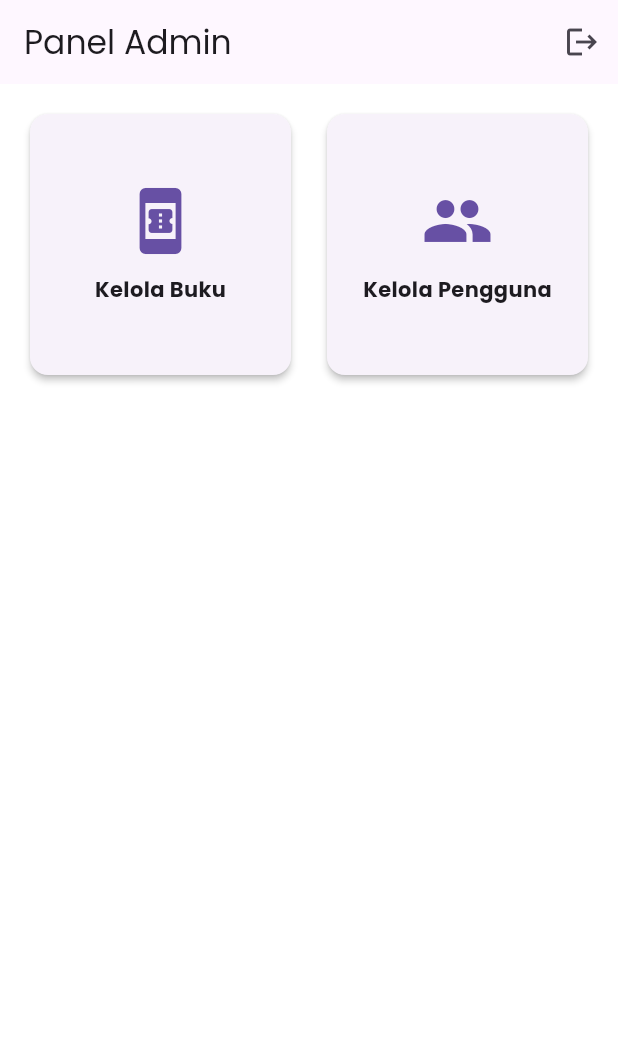
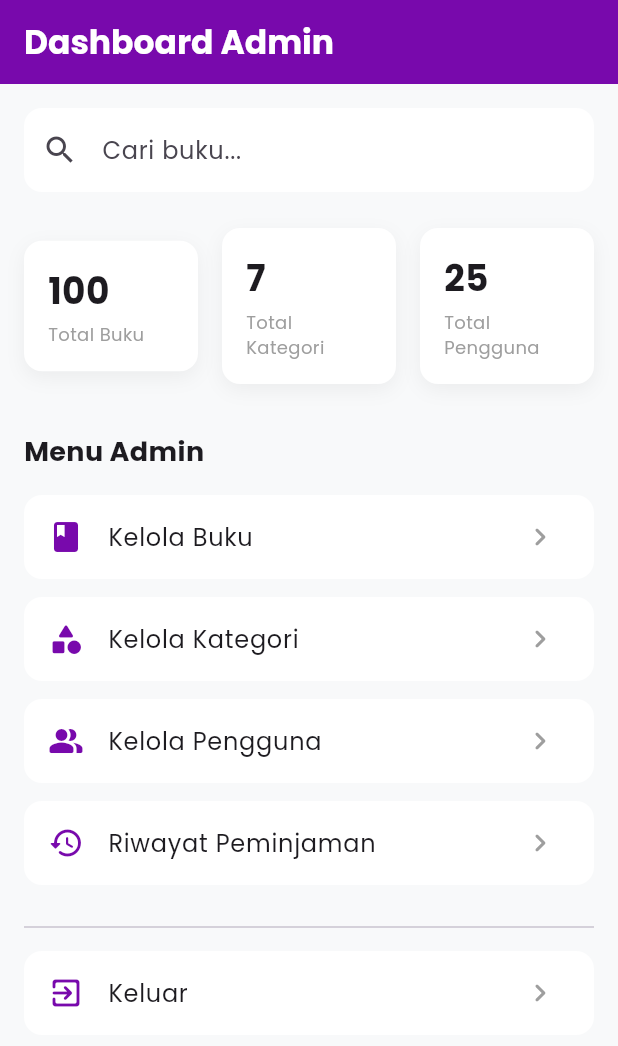
Before and after one commit to bagas74/booksy, a Flutter app: the AdminHomeScreen screen opened directly, on a phone screen of 412 x 824 dp. Shown: the top 1046 px of the screen. Run offline on Flutter 3.47's test engine with Material 3 defaults, Android fonts, the phone set to English and light mode, and no system bars; our stand-ins replace cached_network_image, carousel_slider, image_picker, shared_preferences, supabase_flutter; accounts and stored records are empty.

Commit message:
admin home screen

```diff
--- a/lib/admin/screens/admin_home_screen.dart
+++ b/lib/admin/screens/admin_home_screen.dart
@@ -1,41 +1,118 @@
+// lib/admin/screens/admin_home_screen.dart
+
 import 'package:flutter/material.dart';
-import 'admin_manage_books_screen.dart';
+import '../../config/config.dart'; // Pastikan import AppColors
 import '../../services/auth_service.dart';
 import '../../screens/login_screen.dart';
+import 'admin_manage_books_screen.dart';
 
-class AdminHomeScreen extends StatelessWidget {
+class AdminHomeScreen extends StatefulWidget {
   const AdminHomeScreen({super.key});
 
   @override
-  Widget build(BuildContext context) {
-    return Scaffold(
-      appBar: AppBar(
-        title: const Text('Panel Admin'),
-        actions: [
-          IconButton(
-            icon: const Icon(Icons.logout),
+  State<AdminHomeScreen> createState() => _AdminHomeScreenState();
+}
+
+class _AdminHomeScreenState extends State<AdminHomeScreen> {
+  // Nanti kita akan isi data ini dari Supabase
+  final String _totalBuku = "100";
+  final String _totalKategori = "7";
+  final String _totalPengguna = "25";
+
+  // Fungsi untuk logout
+  Future<void> _logout() async {
+    await showDialog(
+      context: context,
+      builder: (BuildContext context) {
+        return AlertDialog(
+          title: const Text('Konfirmasi Keluar'),
+          content: const Text('Apakah Anda yakin ingin keluar?'),
+          actions: <Widget>[
+            TextButton(
+              child: const Text('Batal'),
+              onPressed: () {
+                Navigator.of(context).pop(); // Tutup dialog
+              },
+            ),
+            TextButton(
+              child: const Text('Keluar'),
               onPressed: () async {
-              // Logika logout bisa dipanggil dari sini juga
+                Navigator.of(context).pop(); // Tutup dialog sebelum navigasi
                 await AuthService().signOut();
-              if (context.mounted) {
+                if (mounted) {
                   Navigator.of(context).pushAndRemoveUntil(
-                  MaterialPageRoute(builder: (context) => const LoginScreen()),
+                    MaterialPageRoute(
+                      builder: (context) => const LoginScreen(),
+                    ),
                     (route) => false,
                   );
                 }
               },
             ),
           ],
+        );
+      },
+    );
+  }
+
+  @override
+  Widget build(BuildContext context) {
+    return Scaffold(
+      // Atur warna latar belakang utama
+      backgroundColor: const Color(0xFFF8F9FA),
+      appBar: AppBar(
+        // AppBar dengan gaya dari desain
+        title: const Text(
+          'Dashboard Admin',
+          style: TextStyle(color: Colors.white, fontWeight: FontWeight.bold),
         ),
-      body: GridView.count(
-        crossAxisCount: 2,
+        backgroundColor: AppColors.primary, // Gunakan warna ungu dari AppColors
+        elevation: 0,
+        automaticallyImplyLeading: false, // Menghilangkan tombol back
+      ),
+      body: SingleChildScrollView(
+        child: Padding(
           padding: const EdgeInsets.all(16.0),
-        mainAxisSpacing: 16,
-        crossAxisSpacing: 16,
+          child: Column(
+            crossAxisAlignment: CrossAxisAlignment.start,
             children: [
-          _buildAdminMenuCard(
-            context: context,
-            icon: Icons.book_online,
+              // Search Bar
+              TextField(
+                decoration: InputDecoration(
+                  hintText: 'Cari buku...',
+                  prefixIcon: const Icon(Icons.search),
+                  filled: true,
+                  fillColor: Colors.white,
+                  border: OutlineInputBorder(
+                    borderRadius: BorderRadius.circular(12),
+                    borderSide: BorderSide.none,
+                  ),
+                ),
+              ),
+              const SizedBox(height: 24),
+
+              // Kartu Statistik
+              Row(
+                children: [
+                  _buildStatCard(_totalBuku, 'Total Buku'),
+                  const SizedBox(width: 16),
+                  _buildStatCard(_totalKategori, 'Total Kategori'),
+                  const SizedBox(width: 16),
+                  _buildStatCard(_totalPengguna, 'Total Pengguna'),
+                ],
+              ),
+              const SizedBox(height: 32),
+
+              // Judul Menu
+              const Text(
+                'Menu Admin',
+                style: TextStyle(fontSize: 18, fontWeight: FontWeight.bold),
+              ),
+              const SizedBox(height: 16),
+
+              // Daftar Menu
+              _buildMenuItem(
+                icon: Icons.book_rounded,
                 title: 'Kelola Buku',
                 onTap: () {
                   Navigator.push(
@@ -46,40 +123,90 @@ class AdminHomeScreen extends StatelessWidget {
                   );
                 },
               ),
-          _buildAdminMenuCard(
-            context: context,
-            icon: Icons.people,
+              _buildMenuItem(
+                icon: Icons.category_rounded,
+                title: 'Kelola Kategori',
+                onTap: () {
+                  /* TODO: Navigasi ke halaman kelola kategori */
+                },
+              ),
+              _buildMenuItem(
+                icon: Icons.people_alt_rounded,
                 title: 'Kelola Pengguna',
                 onTap: () {
-              // TODO: Arahkan ke halaman kelola pengguna
+                  /* TODO: Navigasi ke halaman kelola pengguna */
                 },
               ),
-          // Tambahkan menu lain di sini nanti
+              _buildMenuItem(
+                icon: Icons.history_rounded,
+                title: 'Riwayat Peminjaman',
+                onTap: () {
+                  /* TODO: Navigasi ke halaman riwayat */
+                },
+              ),
+              const Divider(height: 32),
+              _buildMenuItem(
+                icon: Icons.exit_to_app_rounded,
+                title: 'Keluar',
+                onTap: _logout,
+              ),
             ],
+          ),
+        ),
       ),
     );
   }
 
-  Widget _buildAdminMenuCard({
-    required BuildContext context,
+  // Helper widget untuk kartu statistik
+  Widget _buildStatCard(String count, String label) {
+    return Expanded(
+      child: Container(
+        padding: const EdgeInsets.all(16),
+        decoration: BoxDecoration(
+          color: Colors.white,
+          borderRadius: BorderRadius.circular(12),
+          boxShadow: [
+            BoxShadow(
+              color: Colors.black.withOpacity(0.05),
+              blurRadius: 10,
+              offset: const Offset(0, 4),
+            ),
+          ],
+        ),
+        child: Column(
+          crossAxisAlignment: CrossAxisAlignment.start,
+          children: [
+            Text(
+              count,
+              style: const TextStyle(fontSize: 24, fontWeight: FontWeight.bold),
+            ),
+            const SizedBox(height: 4),
+            Text(
+              label,
+              style: const TextStyle(fontSize: 12, color: Colors.grey),
+            ),
+          ],
+        ),
+      ),
+    );
+  }
+
+  // Helper widget untuk item menu
+  Widget _buildMenuItem({
     required IconData icon,
     required String title,
     required VoidCallback onTap,
   }) {
     return Card(
-      elevation: 2,
+      margin: const EdgeInsets.only(bottom: 12),
+      elevation: 0, // Gunakan shadow dari container di atas jika perlu
       shape: RoundedRectangleBorder(borderRadius: BorderRadius.circular(12)),
-      child: InkWell(
+      color: Colors.white,
+      child: ListTile(
+        leading: Icon(icon, color: AppColors.primary),
+        title: Text(title, style: const TextStyle(fontWeight: FontWeight.w500)),
+        trailing: const Icon(Icons.chevron_right_rounded, color: Colors.grey),
         onTap: onTap,
-        borderRadius: BorderRadius.circular(12),
-        child: Column(
-          mainAxisAlignment: MainAxisAlignment.center,
-          children: [
-            Icon(icon, size: 48, color: Theme.of(context).primaryColor),
-            const SizedBox(height: 12),
-            Text(title, style: const TextStyle(fontWeight: FontWeight.bold)),
-          ],
-        ),
       ),
     );
   }
--- a/lib/main.dart
+++ b/lib/main.dart
@@ -49,7 +49,7 @@ class _MyAppState extends State<MyApp> {
       debugShowCheckedModeBanner: false,
       home:
           _initialized
-              ? const SplashScreen()
+              ? const AdminHomeScreen()
               : const Scaffold(
                 body: Center(child: CircularProgressIndicator()),
               ),
```
Lines whose indentation alone changed are shown as unchanged.
